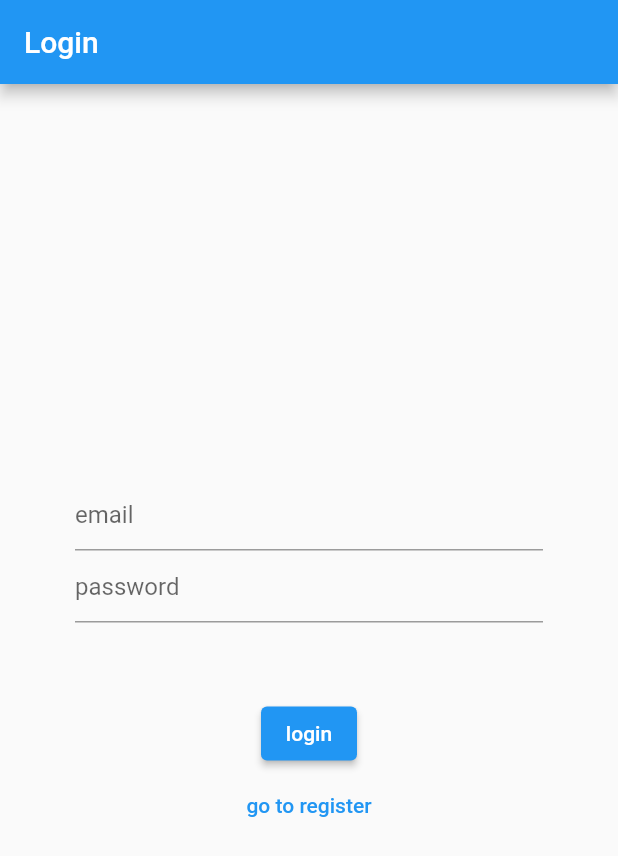
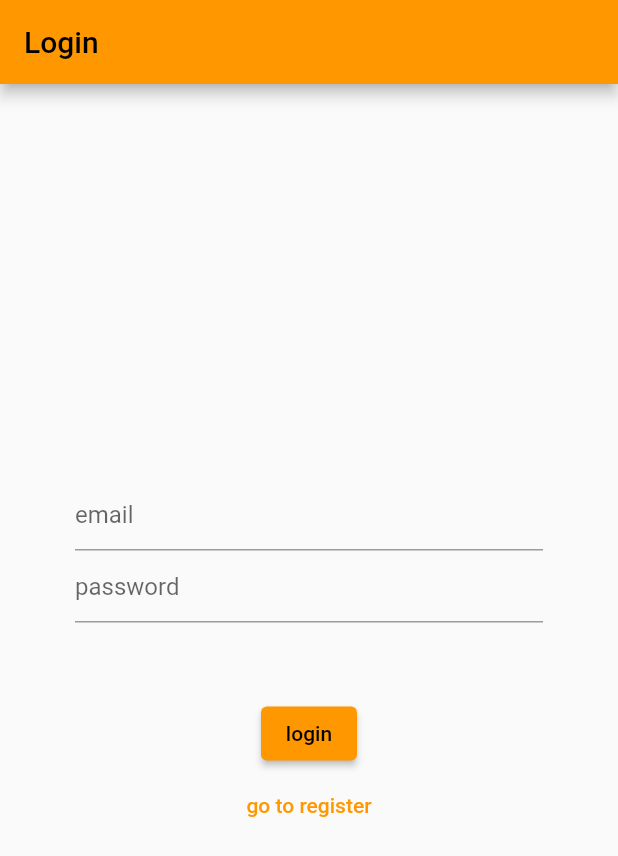
Before and after one commit to Kevin-Strathdee/TechAdventure, a Flutter app: the screen it shows after launch, on a phone screen of 412 x 824 dp. Shown: the top 856 px of the screen. Run offline on Flutter 3.47's test engine with Material 2 defaults, Android fonts, the light colour scheme and no system bars; our stand-ins replace bloc, flutter_bloc.

Commit message:
update theme color

```diff
--- a/lib/main.dart
+++ b/lib/main.dart
@@ -24,9 +24,9 @@ class MyApp extends StatelessWidget {
           GlobalCupertinoLocalizations.delegate,
         ],
         supportedLocales: S.delegate.supportedLocales,
-        title: 'Flutter Demo',
+        title: 'jambit: Das Spiel',
         theme: ThemeData(
-          primarySwatch: Colors.blue,
+          primarySwatch: Colors.orange,
         ),
         home: const LoginScreen(),
       ),
```
